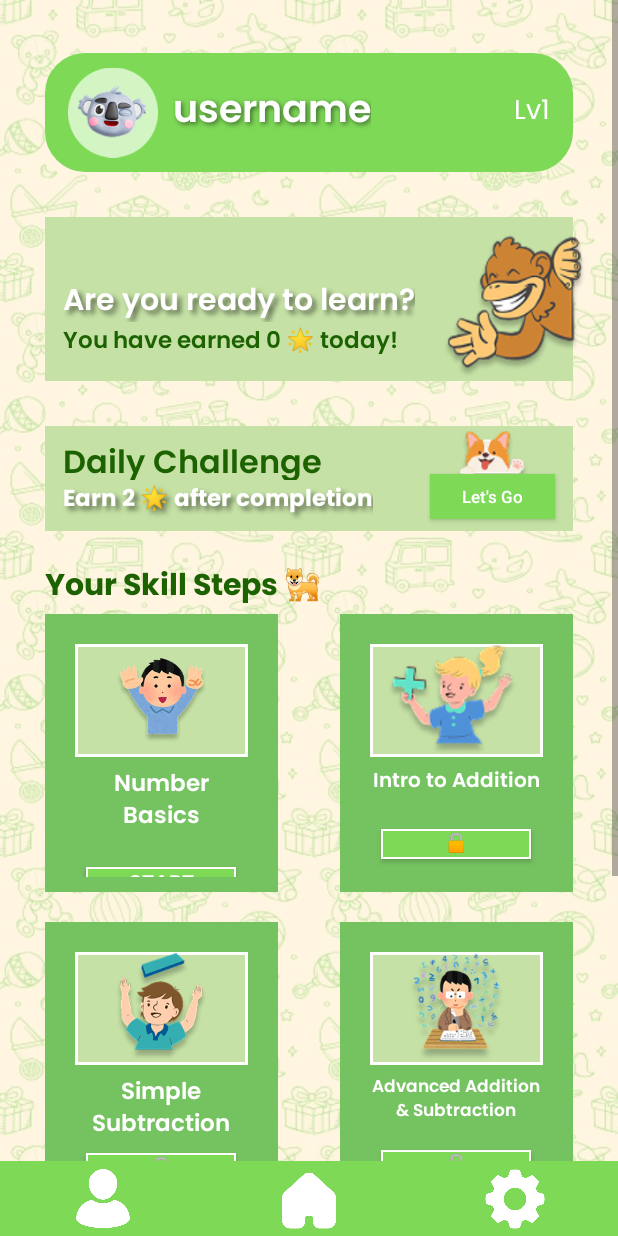
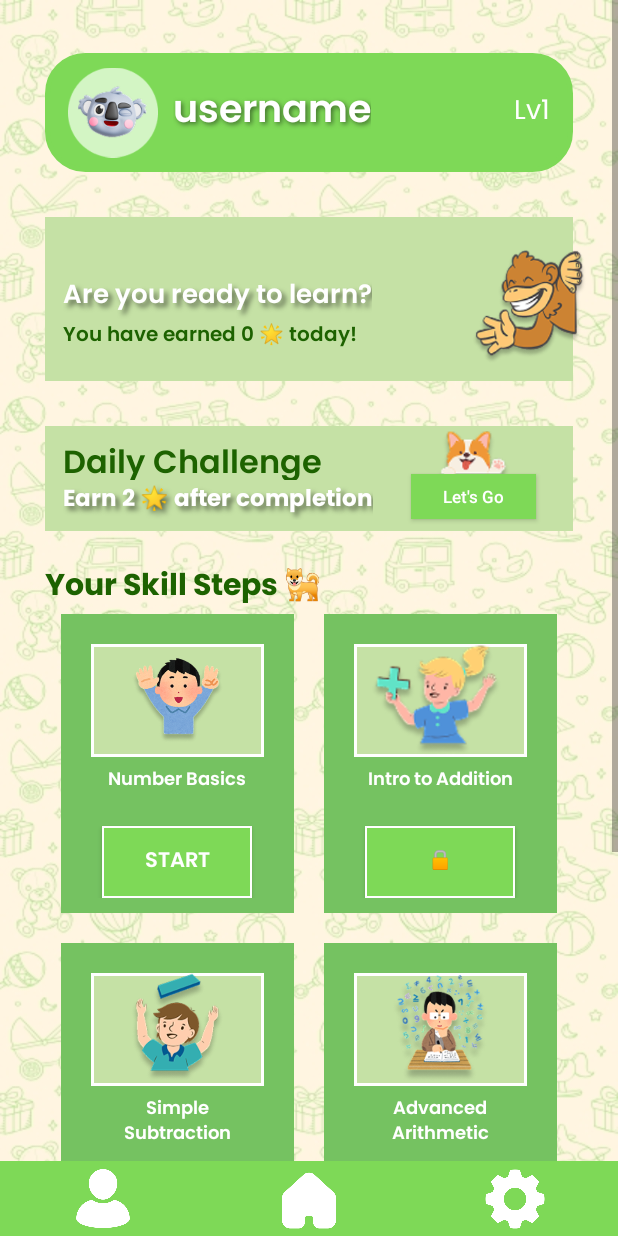
Before and after one commit to kevyelly/Numbuddy, an Android app: the HomePageActivity screen opened directly, with no data from a screen before it, on a phone screen of 412 x 824 dp. Run offline under Robolectric (Android 15) with nearby library versions, the phone set to English and light mode, and no system bars; 2 statements that could not run were skipped.

Commit message:
fixed for submission

```diff
--- a/app/src/main/res/layout/homepage.xml
+++ b/app/src/main/res/layout/homepage.xml
@@ -18,12 +18,13 @@
 
 
             <LinearLayout
-                android:layout_width="match_parent"
+                android:layout_width="0dp"
                 android:layout_marginTop="35dp"
                 android:layout_marginLeft="30dp"
                 android:layout_marginRight="30dp"
                 android:layout_height="79dp"
                 android:paddingStart="15dp"
+                app:layout_constraintWidth_max="600dp"
                 android:paddingEnd="15dp"
                 app:layout_constraintStart_toStartOf="parent"
                 app:layout_constraintEnd_toEndOf="parent"
@@ -67,9 +68,12 @@
             <LinearLayout
                 android:paddingStart="12dp"
                 android:paddingEnd="12dp"
-                android:layout_width="match_parent"
+                android:layout_width="0dp"
                 android:layout_height="109dp"
                 app:layout_constraintTop_toBottomOf="@id/header"
+                app:layout_constraintStart_toStartOf="parent"
+                app:layout_constraintEnd_toEndOf="parent"
+                app:layout_constraintWidth_max="600dp"
                 android:layout_marginTop="30dp"
                 android:layout_marginLeft="30dp"
                 android:layout_marginRight="30dp"
@@ -84,7 +88,7 @@
                     android:id="@+id/msg1"
                     android:fontFamily="@font/poppinssemibold"
                     android:textColor="@color/textgreen"
-                    android:textSize="15sp"
+                    android:textSize="13sp"
 
                     />
                 <TextView
@@ -94,7 +98,7 @@
                     android:id="@+id/msg2"
                     android:fontFamily="@font/poppinssemibold"
                     android:textColor="@color/white"
-                    android:textSize="20sp"
+                    android:textSize="17sp"
                     android:shadowColor="#80000000"
                     android:shadowDx="4"
                     android:shadowDy="4"
@@ -107,12 +111,12 @@
                     android:id="@+id/msg3"
                     android:fontFamily="@font/poppinssemibold"
                     android:textColor="@color/textgreen"
-                    android:textSize="15sp"
+                    android:textSize="13sp"
                     />
             </LinearLayout>
             <ImageView
                 android:layout_width="wrap_content"
-                android:layout_height="100dp"
+                android:layout_height="80dp"
                 android:src="@drawable/monkey"
                 app:layout_constraintEnd_toEndOf="@id/messagecontainer"
                 app:layout_constraintTop_toTopOf="@id/messagecontainer"
@@ -123,8 +127,9 @@
                 android:translationX="10dp"
                 />
             <View
-                android:layout_width="match_parent"
+                android:layout_width="0dp"
                 android:layout_height="70dp"
+                app:layout_constraintWidth_max="600dp"
                 app:layout_constraintTop_toBottomOf="@id/messagecontainer"
                 app:layout_constraintStart_toStartOf="parent"
                 app:layout_constraintEnd_toEndOf="parent"
@@ -180,6 +185,7 @@
                 android:layout_height="30dp"
                 app:layout_constraintBottom_toBottomOf="@id/dailychallenge"
                 app:layout_constraintTop_toBottomOf="@id/letsgodog"
+                app:layout_constraintStart_toEndOf="@id/dailychallengetext"
                 android:translationY="-8dp"
                 android:layout_marginEnd="12dp"
                 app:layout_constraintEnd_toEndOf="@id/dailychallenge"
@@ -201,28 +207,22 @@
                 android:textSize="20sp"
                 android:id="@+id/skillheader"
                 />
-            <androidx.constraintlayout.widget.ConstraintLayout
-                app:layout_constraintTop_toBottomOf="@id/skillheader"
-                app:layout_constraintStart_toStartOf="parent"
-                app:layout_constraintEnd_toEndOf="parent"
-                android:layout_width="match_parent"
-                android:layout_height="0dp"
-                android:paddingLeft="30dp"
-                android:paddingRight="30dp"
-                android:paddingBottom="20dp"
-                >
+
                 <LinearLayout
                     android:orientation="vertical"
                     android:id="@+id/box11"
                     android:layout_width="155dp"
-                    android:layout_height="185dp"
+                    android:layout_height="wrap_content"
                     android:paddingTop="20dp"
+                    android:layout_marginEnd="20dp"
                     android:paddingLeft="20dp"
                     android:paddingRight="20dp"
                     android:paddingBottom="10dp"
                     android:background="@color/stronggreen"
-                    app:layout_constraintTop_toTopOf="parent"
+                    app:layout_constraintTop_toBottomOf="@id/skillheader"
                     app:layout_constraintStart_toStartOf="parent"
+                    app:layout_constraintEnd_toStartOf="@id/box12"
+                    app:layout_constraintHorizontal_chainStyle="packed"
                     android:gravity="center_horizontal">
                     <ImageView
                         android:layout_width="match_parent"
@@ -238,61 +238,72 @@
                         android:layout_marginTop="5dp"
                         android:fontFamily="@font/poppinssemibold"
                         android:textColor="@color/white"
-                        android:textSize="15sp"
+                        android:textSize="12sp"
+                        android:autoSizeMaxTextSize="15sp"
+                        android:autoSizeMinTextSize="12sp"
+                        android:autoSizeTextType="uniform"
                         tools:ignore="HardcodedText" />
                     <Button
                         android:layout_marginTop="20dp"
                         android:layout_width="100dp"
-                        android:layout_height="20dp"
+                        android:layout_height="wrap_content"
                         android:text="@string/start"
                         android:textColor="@color/white"
                         android:fontFamily="@font/poppinssemibold"
                         android:background="@drawable/startbuttonborder"/>
                 </LinearLayout>
+
                 <LinearLayout
+                    android:id="@+id/box12"
+                    android:layout_width="155dp"
+                    android:layout_height="wrap_content"
+                    android:background="@color/stronggreen"
+                    android:gravity="center_horizontal"
                     android:orientation="vertical"
-                    android:layout_width="155dp"
-                    android:layout_height="185dp"
+                    android:paddingLeft="20dp"
                     android:paddingTop="20dp"
-                    android:paddingLeft="20dp"
                     android:paddingRight="20dp"
                     android:paddingBottom="10dp"
-                    android:background="@color/stronggreen"
-                    android:gravity="center_horizontal"
-                    android:id="@+id/box12"
-                    app:layout_constraintTop_toTopOf="parent"
-                    app:layout_constraintEnd_toEndOf="parent">
+                    app:layout_constraintEnd_toEndOf="parent"
+                    app:layout_constraintHorizontal_chainStyle="packed"
+                    app:layout_constraintStart_toEndOf="@id/box11"
+                    app:layout_constraintTop_toBottomOf="@id/skillheader"
+                    >
+
+
                     <ImageView
                         android:layout_width="match_parent"
                         android:layout_height="75dp"
                         android:background="@drawable/skillbgborder"
-                        android:src="@drawable/introtoaddition"
-                        />
+                        android:src="@drawable/introtoaddition" />
+
                     <TextView
                         android:layout_width="match_parent"
                         android:layout_height="wrap_content"
-                        android:text="Intro to Addition"
-                        android:gravity="center"
                         android:layout_marginTop="5dp"
                         android:fontFamily="@font/poppinssemibold"
+                        android:gravity="center"
+                        android:text="Intro to Addition"
                         android:textColor="@color/white"
-                        android:textSize="13sp"
+                        android:textSize="12sp"
                         tools:ignore="HardcodedText" />
+
                     <Button
+                        android:layout_width="100dp"
+                        android:layout_height="wrap_content"
                         android:layout_marginTop="20dp"
-                        android:layout_width="100dp"
-                        android:layout_height="20dp"
-                        android:textSize="12sp"
+                        android:background="@drawable/startbuttonborder"
+                        android:fontFamily="@font/poppinssemibold"
                         android:text="@string/lock"
                         android:textColor="@color/white"
-                        android:fontFamily="@font/poppinssemibold"
-                        android:background="@drawable/startbuttonborder"/>
+                        android:textSize="12sp" />
 
                 </LinearLayout>
+
                 <LinearLayout
                     android:orientation="vertical"
                     android:layout_width="155dp"
-                    android:layout_height="185dp"
+                    android:layout_height="wrap_content"
                     android:paddingTop="20dp"
                     android:paddingLeft="20dp"
                     android:paddingRight="20dp"
@@ -301,8 +312,12 @@
                     android:gravity="center_horizontal"
                     android:id="@+id/box21"
                     android:layout_marginTop="20dp"
+                    android:layout_marginEnd="20dp"
+                    app:layout_constraintHorizontal_chainStyle="packed"
                     app:layout_constraintTop_toBottomOf="@id/box11"
-                    app:layout_constraintStart_toStartOf="parent">
+
+                    app:layout_constraintStart_toStartOf="parent"
+                    app:layout_constraintEnd_toStartOf="@id/box22">
                     <ImageView
                         android:layout_width="match_parent"
                         android:layout_height="75dp"
@@ -317,12 +332,12 @@
                         android:layout_marginTop="5dp"
                         android:fontFamily="@font/poppinssemibold"
                         android:textColor="@color/white"
-                        android:textSize="15sp"
+                        android:textSize="12sp"
                         tools:ignore="HardcodedText" />
                     <Button
-                        android:layout_marginTop="5dp"
+                        android:layout_marginTop="15dp"
                         android:layout_width="100dp"
-                        android:layout_height="20dp"
+                        android:layout_height="wrap_content"
                         android:textSize="12sp"
                         android:text="@string/lock"
                         android:textColor="@color/white"
@@ -333,7 +348,7 @@
                 <LinearLayout
                     android:orientation="vertical"
                     android:layout_width="155dp"
-                    android:layout_height="185dp"
+                    android:layout_height="wrap_content"
                     android:paddingTop="20dp"
                     android:paddingLeft="20dp"
                     android:paddingRight="20dp"
@@ -343,6 +358,7 @@
                     android:id="@+id/box22"
                     android:layout_marginTop="20dp"
                     app:layout_constraintTop_toBottomOf="@id/box12"
+                    app:layout_constraintStart_toEndOf="@id/box21"
                     app:layout_constraintEnd_toEndOf="parent">
                     <ImageView
                         android:layout_width="match_parent"
@@ -353,17 +369,17 @@
                     <TextView
                         android:layout_width="match_parent"
                         android:layout_height="wrap_content"
-                        android:text="Advanced Addition &amp; Subtraction"
+                        android:text="Advanced Arithmetic"
                         android:gravity="center"
                         android:layout_marginTop="5dp"
                         android:fontFamily="@font/poppinssemibold"
                         android:textColor="@color/white"
-                        android:textSize="11sp"
+                        android:textSize="12sp"
                         tools:ignore="HardcodedText" />
                     <Button
                         android:layout_marginTop="15dp"
                         android:layout_width="100dp"
-                        android:layout_height="20dp"
+                        android:layout_height="wrap_content"
                         android:textSize="12sp"
                         android:text="@string/lock"
                         android:textColor="@color/white"
@@ -374,17 +390,21 @@
                 <LinearLayout
                     android:orientation="vertical"
                     android:layout_width="155dp"
-                    android:layout_height="185dp"
+                    android:layout_height="wrap_content"
                     android:paddingTop="20dp"
                     android:paddingLeft="20dp"
                     android:paddingRight="20dp"
                     android:paddingBottom="10dp"
+                    android:layout_marginEnd="20dp"
                     android:background="@color/stronggreen"
                     android:gravity="center_horizontal"
                     android:id="@+id/box31"
                     android:layout_marginTop="20dp"
+                    app:layout_constraintEnd_toStartOf="@id/box32"
                     app:layout_constraintTop_toBottomOf="@id/box21"
-                    app:layout_constraintStart_toStartOf="parent">
+                    app:layout_constraintStart_toStartOf="parent"
+                    android:layout_marginBottom="20dp"
+                    app:layout_constraintHorizontal_chainStyle="packed">
 
                     <ImageView
                         android:layout_width="match_parent"
@@ -403,13 +423,13 @@
                         android:gravity="center"
                         android:text="Place Values"
                         android:textColor="@color/white"
-                        android:textSize="15sp"
+                        android:textSize="12sp"
                         tools:ignore="HardcodedText" />
 
                     <Button
-                        android:layout_marginTop="20dp"
+                        android:layout_marginTop="15dp"
                         android:layout_width="100dp"
-                        android:layout_height="20dp"
+                        android:layout_height="wrap_content"
                         android:textSize="12sp"
                         android:text="@string/lock"
                         android:textColor="@color/white"
@@ -421,7 +441,7 @@
                 <LinearLayout
                     android:orientation="vertical"
                     android:layout_width="155dp"
-                    android:layout_height="185dp"
+                    android:layout_height="wrap_content"
                     android:paddingTop="20dp"
                     android:paddingLeft="20dp"
                     android:paddingRight="20dp"
@@ -430,8 +450,11 @@
                     android:gravity="center_horizontal"
                     android:id="@+id/box32"
                     android:layout_marginTop="20dp"
+
                     app:layout_constraintTop_toBottomOf="@id/box22"
-                    app:layout_constraintEnd_toEndOf="parent">
+                    app:layout_constraintEnd_toEndOf="parent"
+                    app:layout_constraintStart_toEndOf="@id/box31"
+                    android:layout_marginBottom="20dp">
                     <ImageView
                         android:layout_width="match_parent"
                         android:layout_height="75dp"
@@ -447,15 +470,15 @@
                         android:layout_marginTop="5dp"
                         android:fontFamily="@font/poppinssemibold"
                         android:gravity="center"
-                        android:text="Adding &amp; Subtracting Larger Numbers"
+                        android:text="Large Numbers!"
                         android:textColor="@color/white"
-                        android:textSize="10sp"
+                        android:textSize="12sp"
                         tools:ignore="HardcodedText" />
 
                     <Button
                         android:layout_marginTop="15dp"
                         android:layout_width="100dp"
-                        android:layout_height="20dp"
+                        android:layout_height="wrap_content"
                         android:textSize="12sp"
                         android:text="@string/lock"
                         android:textColor="@color/white"
@@ -463,7 +486,6 @@
                         android:background="@drawable/startbuttonborder"/>
                 </LinearLayout>
 
-            </androidx.constraintlayout.widget.ConstraintLayout>
         </androidx.constraintlayout.widget.ConstraintLayout>
 
 
@@ -508,4 +530,5 @@
             android:src="@drawable/settings" />
     </LinearLayout>
 
+
 </androidx.constraintlayout.widget.ConstraintLayout>
--- a/app/src/main/res/layout/settings.xml
+++ b/app/src/main/res/layout/settings.xml
@@ -74,7 +74,7 @@
             app:shapeAppearanceOverlay="@style/RoundedImageView"/>
         <TextView
             android:layout_width="wrap_content"
-            android:layout_height="28dp"
+            android:layout_height="wrap_content"
             android:text="Edit Profile"
             android:fontFamily="@font/poppinssemibold"
             android:textColor="@color/white"
@@ -108,7 +108,7 @@
             app:shapeAppearanceOverlay="@style/RoundedImageView"/>
         <TextView
             android:layout_width="wrap_content"
-            android:layout_height="28dp"
+            android:layout_height="wrap_content"
             android:text="About Us"
             android:fontFamily="@font/poppinssemibold"
             android:textColor="@color/white"
@@ -132,7 +132,7 @@
         android:layout_marginLeft="35dp"
         android:layout_marginRight="35dp"
         android:layout_marginTop="20dp"
-        android:layout_height="0dp"
+        android:layout_height="wrap_content"
         android:orientation="horizontal"
 
         android:gravity="center_vertical"
--- a/app/src/main/res/layout/signup.xml
+++ b/app/src/main/res/layout/signup.xml
@@ -6,8 +6,8 @@
     android:background="@drawable/whitetexture">
 
     <ImageView
-        android:layout_width="300dp"
-        android:layout_height="300dp"
+        android:layout_width="250dp"
+        android:layout_height="250dp"
         app:layout_constraintTop_toTopOf="parent"
         app:layout_constraintStart_toStartOf="parent"
         app:layout_constraintEnd_toEndOf="parent"
```
